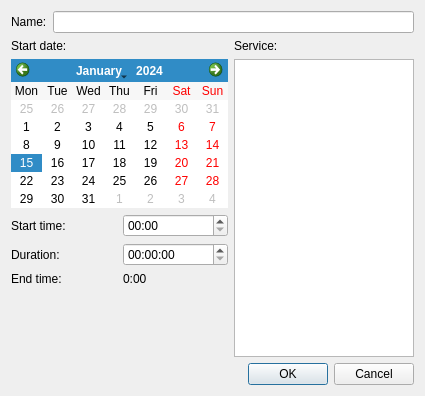
Old version of the form gui/audiorec/audiorecitemdialog.ui in the repository KejPi/AbracaDABra.
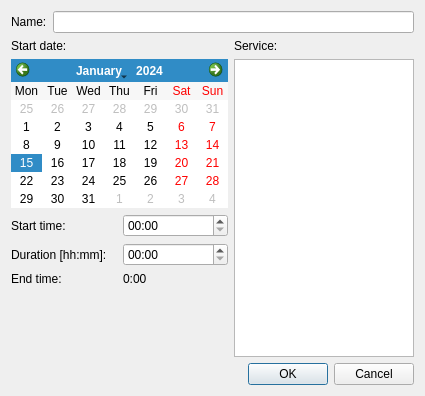
New version of the form.

Patch:
```diff
--- a/gui/audiorec/audiorecitemdialog.ui
+++ b/gui/audiorec/audiorecitemdialog.ui
@@ -50,7 +50,7 @@
        <item row="1" column="0">
         <widget class="QLabel" name="durationLabel">
          <property name="text">
-          <string>Duration:</string>
+          <string>Duration [hh:mm]:</string>
          </property>
         </widget>
        </item>
@@ -64,7 +64,7 @@
        <item row="1" column="1">
         <widget class="QTimeEdit" name="durationEdit">
          <property name="displayFormat">
-          <string>HH:mm:ss</string>
+          <string>HH:mm</string>
          </property>
         </widget>
        </item>
```
